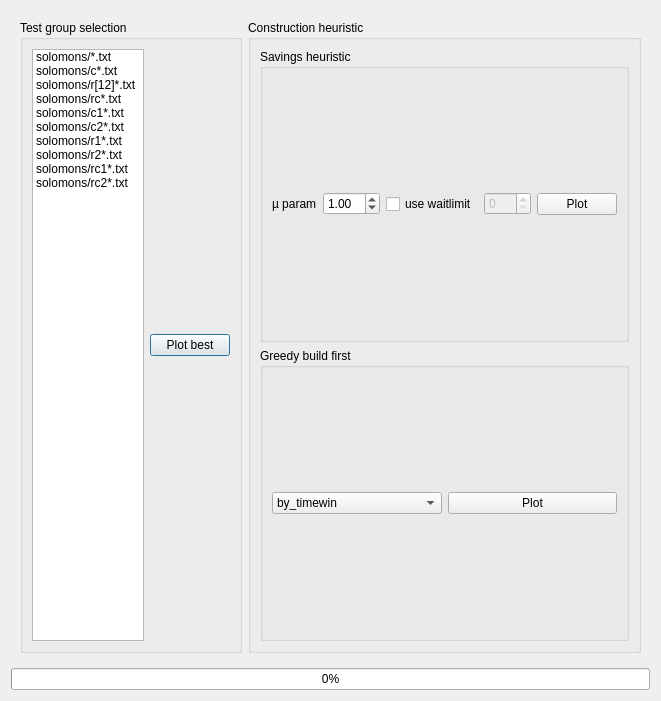
Qt form helper.ui (rubenlangius/pygrout) before a commit.
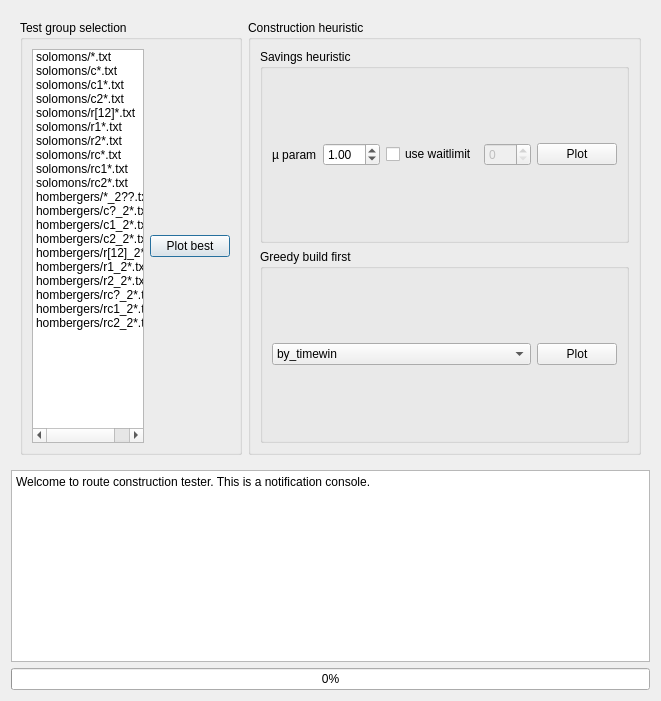
The same form after that commit.

Commit message: added read only console in helper.py, changes to UI

The edit to the form file:
```diff
--- a/helper.ui
+++ b/helper.ui
@@ -56,16 +56,6 @@
              <string>solomons/c*.txt</string>
             </property>
            </item>
-           <item>
-            <property name="text">
-             <string>solomons/r[12]*.txt</string>
-            </property>
-           </item>
-           <item>
-            <property name="text">
-             <string>solomons/rc*.txt</string>
-            </property>
-           </item>
            <item>
             <property name="text">
              <string>solomons/c1*.txt</string>
@@ -76,6 +66,11 @@
              <string>solomons/c2*.txt</string>
             </property>
            </item>
+           <item>
+            <property name="text">
+             <string>solomons/r[12]*.txt</string>
+            </property>
+           </item>
            <item>
             <property name="text">
              <string>solomons/r1*.txt</string>
@@ -86,6 +81,11 @@
              <string>solomons/r2*.txt</string>
             </property>
            </item>
+           <item>
+            <property name="text">
+             <string>solomons/rc*.txt</string>
+            </property>
+           </item>
            <item>
             <property name="text">
              <string>solomons/rc1*.txt</string>
@@ -96,6 +96,56 @@
              <string>solomons/rc2*.txt</string>
             </property>
            </item>
+           <item>
+            <property name="text">
+             <string>hombergers/*_2??.txt</string>
+            </property>
+           </item>
+           <item>
+            <property name="text">
+             <string>hombergers/c?_2*.txt</string>
+            </property>
+           </item>
+           <item>
+            <property name="text">
+             <string>hombergers/c1_2*.txt</string>
+            </property>
+           </item>
+           <item>
+            <property name="text">
+             <string>hombergers/c2_2*.txt</string>
+            </property>
+           </item>
+           <item>
+            <property name="text">
+             <string>hombergers/r[12]_2*.txt</string>
+            </property>
+           </item>
+           <item>
+            <property name="text">
+             <string>hombergers/r1_2*.txt</string>
+            </property>
+           </item>
+           <item>
+            <property name="text">
+             <string>hombergers/r2_2*.txt</string>
+            </property>
+           </item>
+           <item>
+            <property name="text">
+             <string>hombergers/rc?_2*.txt</string>
+            </property>
+           </item>
+           <item>
+            <property name="text">
+             <string>hombergers/rc1_2*.txt</string>
+            </property>
+           </item>
+           <item>
+            <property name="text">
+             <string>hombergers/rc2_2*.txt</string>
+            </property>
+           </item>
           </widget>
          </item>
          <item>
@@ -187,6 +237,12 @@
             </item>
             <item>
              <widget class="QPushButton" name="pushButton">
+              <property name="sizePolicy">
+               <sizepolicy hsizetype="Fixed" vsizetype="Fixed">
+                <horstretch>0</horstretch>
+                <verstretch>0</verstretch>
+               </sizepolicy>
+              </property>
               <property name="text">
                <string>Plot</string>
               </property>
@@ -201,6 +257,26 @@
      </layout>
     </widget>
    </item>
+   <item>
+    <widget class="QTextEdit" name="textEdit">
+     <property name="sizePolicy">
+      <sizepolicy hsizetype="Preferred" vsizetype="Preferred">
+       <horstretch>0</horstretch>
+       <verstretch>0</verstretch>
+      </sizepolicy>
+     </property>
+     <property name="readOnly">
+      <bool>true</bool>
+     </property>
+     <property name="html">
+      <string>&lt;!DOCTYPE HTML PUBLIC &quot;-//W3C//DTD HTML 4.0//EN&quot; &quot;http://www.w3.org/TR/REC-html40/strict.dtd&quot;&gt;
+&lt;html&gt;&lt;head&gt;&lt;meta name=&quot;qrichtext&quot; content=&quot;1&quot; /&gt;&lt;style type=&quot;text/css&quot;&gt;
+p, li { white-space: pre-wrap; }
+&lt;/style&gt;&lt;/head&gt;&lt;body style=&quot; font-family:'Ubuntu'; font-size:9pt; font-weight:400; font-style:normal;&quot;&gt;
+&lt;p style=&quot; margin-top:0px; margin-bottom:0px; margin-left:0px; margin-right:0px; -qt-block-indent:0; text-indent:0px;&quot;&gt;Welcome to route construction tester. This is a notification console.&lt;/p&gt;&lt;/body&gt;&lt;/html&gt;</string>
+     </property>
+    </widget>
+   </item>
    <item>
     <widget class="QProgressBar" name="progressBar">
      <property name="maximum">
```
The commit also changes 3 other files.
